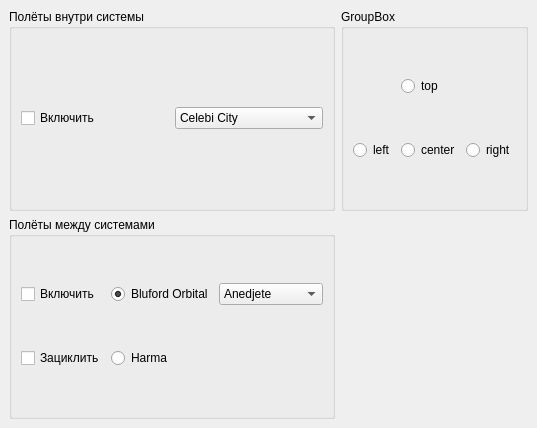
predbannikov/EliteBot, file controlpanel.ui: the form before one commit.
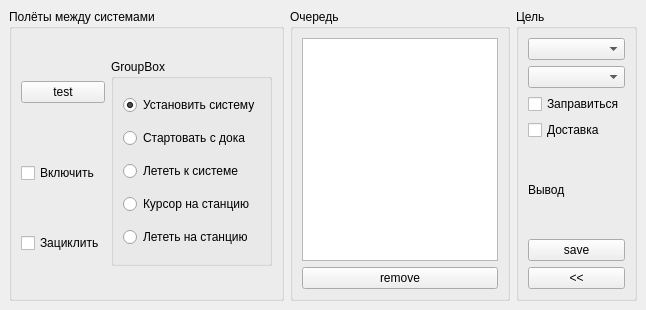
The form after the commit.

```diff
--- a/controlpanel.ui
+++ b/controlpanel.ui
@@ -6,8 +6,8 @@
    <rect>
     <x>0</x>
     <y>0</y>
-    <width>530</width>
-    <height>428</height>
+    <width>646</width>
+    <height>310</height>
    </rect>
   </property>
   <property name="windowTitle">
@@ -15,43 +15,96 @@
   </property>
   <widget class="QWidget" name="centralwidget">
    <layout class="QGridLayout" name="gridLayout_3">
-    <item row="0" column="0">
+    <item row="0" column="1">
+     <widget class="QGroupBox" name="groupBox_3">
+      <property name="title">
+       <string>Очередь</string>
+      </property>
+      <layout class="QVBoxLayout" name="verticalLayout_3">
+       <item>
+        <widget class="QListWidget" name="listWidget"/>
+       </item>
+       <item>
+        <widget class="QPushButton" name="pushButton_3">
+         <property name="text">
+          <string>remove</string>
+         </property>
+        </widget>
+       </item>
+      </layout>
+     </widget>
+    </item>
+    <item row="0" column="2">
      <widget class="QGroupBox" name="groupBox_2">
       <property name="title">
-       <string>Полёты внутри системы</string>
+       <string>Цель</string>
       </property>
-      <layout class="QGridLayout" name="gridLayout">
-       <item row="0" column="0">
+      <layout class="QVBoxLayout" name="verticalLayout_2">
+       <item>
+        <widget class="QComboBox" name="comboBox_2"/>
+       </item>
+       <item>
+        <widget class="QComboBox" name="comboBox"/>
+       </item>
+       <item>
         <widget class="QCheckBox" name="checkBox">
          <property name="text">
-          <string>Включить</string>
+          <string>Заправиться</string>
          </property>
         </widget>
        </item>
-       <item row="0" column="1">
-        <widget class="QComboBox" name="comboBox">
-         <item>
-          <property name="text">
-           <string>Celebi City</string>
-          </property>
-         </item>
-         <item>
-          <property name="text">
-           <string>Gabriel Enterprise</string>
-          </property>
-         </item>
+       <item>
+        <widget class="QCheckBox" name="checkBox_4">
+         <property name="text">
+          <string>Доставка</string>
+         </property>
+        </widget>
+       </item>
+       <item>
+        <widget class="QLabel" name="label">
+         <property name="text">
+          <string>Вывод</string>
+         </property>
+        </widget>
+       </item>
+       <item>
+        <widget class="QPushButton" name="pushButton_4">
+         <property name="text">
+          <string>save</string>
+         </property>
+        </widget>
+       </item>
+       <item>
+        <widget class="QPushButton" name="pushButton_2">
+         <property name="text">
+          <string>&lt;&lt;</string>
+         </property>
         </widget>
        </item>
       </layout>
      </widget>
     </item>
-    <item row="1" column="0">
+    <item row="0" column="0">
      <widget class="QGroupBox" name="groupBox">
       <property name="title">
        <string>Полёты между системами</string>
       </property>
       <layout class="QGridLayout" name="gridLayout_2">
+       <item row="0" column="0">
+        <widget class="QPushButton" name="pushButton">
+         <property name="text">
+          <string>test</string>
+         </property>
+        </widget>
+       </item>
        <item row="1" column="0">
+        <widget class="QCheckBox" name="checkBox_2">
+         <property name="text">
+          <string>Включить</string>
+         </property>
+        </widget>
+       </item>
+       <item row="2" column="0">
         <widget class="QCheckBox" name="checkBox_3">
          <property name="text">
           <string>Зациклить</string>
@@ -61,127 +114,54 @@
          </property>
         </widget>
        </item>
-       <item row="1" column="1">
-        <widget class="QRadioButton" name="radioButton_2">
-         <property name="text">
-          <string>Harma</string>
+       <item row="0" column="1" rowspan="3">
+        <widget class="QGroupBox" name="groupBox_4">
+         <property name="title">
+          <string>GroupBox</string>
          </property>
-        </widget>
-       </item>
-       <item row="0" column="0">
-        <widget class="QCheckBox" name="checkBox_2">
-         <property name="text">
-          <string>Включить</string>
-         </property>
-        </widget>
-       </item>
-       <item row="0" column="1">
-        <widget class="QRadioButton" name="radioButton">
-         <property name="enabled">
-          <bool>true</bool>
-         </property>
-         <property name="text">
-          <string>Bluford Orbital</string>
-         </property>
-         <property name="checked">
-          <bool>true</bool>
-         </property>
-        </widget>
-       </item>
-       <item row="0" column="2">
-        <widget class="QComboBox" name="comboBox_2">
-         <item>
-          <property name="text">
-           <string>Anedjete</string>
-          </property>
-         </item>
-         <item>
-          <property name="text">
-           <string>Tehuevi</string>
-          </property>
-         </item>
-         <item>
-          <property name="text">
-           <string>Fan Cechehe</string>
-          </property>
-         </item>
-         <item>
-          <property name="text">
-           <string>Apteti</string>
-          </property>
-         </item>
-         <item>
-          <property name="text">
-           <string>Kachirigin</string>
-          </property>
-         </item>
-         <item>
-          <property name="text">
-           <string>Pandinus</string>
-          </property>
-         </item>
-         <item>
-          <property name="text">
-           <string>Kakmbutan</string>
-          </property>
-         </item>
-         <item>
-          <property name="text">
-           <string>Mandii</string>
-          </property>
-         </item>
-         <item>
-          <property name="text">
-           <string>Birreti</string>
-          </property>
-         </item>
-         <item>
-          <property name="text">
-           <string>Devata Baru</string>
-          </property>
-         </item>
-         <item>
-          <property name="text">
-           <string>Djabijabus</string>
-          </property>
-         </item>
-        </widget>
-       </item>
-      </layout>
-     </widget>
-    </item>
-    <item row="0" column="1">
-     <widget class="QGroupBox" name="groupBox_3">
-      <property name="title">
-       <string>GroupBox</string>
-      </property>
-      <layout class="QGridLayout" name="gridLayout_4">
-       <item row="1" column="0">
-        <widget class="QRadioButton" name="radioButton_6">
-         <property name="text">
-          <string>left</string>
-         </property>
-        </widget>
-       </item>
-       <item row="0" column="1">
-        <widget class="QRadioButton" name="radioButton_4">
-         <property name="text">
-          <string>top</string>
-         </property>
-        </widget>
-       </item>
-       <item row="1" column="2">
-        <widget class="QRadioButton" name="radioButton_7">
-         <property name="text">
-          <string>right</string>
-         </property>
-        </widget>
-       </item>
-       <item row="1" column="1">
-        <widget class="QRadioButton" name="radioButton_3">
-         <property name="text">
-          <string>center</string>
-         </property>
+         <layout class="QVBoxLayout" name="verticalLayout">
+          <item>
+           <widget class="QRadioButton" name="radioButton_6">
+            <property name="text">
+             <string>Установить систему</string>
+            </property>
+            <property name="checked">
+             <bool>true</bool>
+            </property>
+           </widget>
+          </item>
+          <item>
+           <widget class="QRadioButton" name="radioButton_5">
+            <property name="text">
+             <string>Стартовать с дока</string>
+            </property>
+           </widget>
+          </item>
+          <item>
+           <widget class="QRadioButton" name="radioButton_3">
+            <property name="text">
+             <string>Лететь к системе</string>
+            </property>
+            <property name="checked">
+             <bool>false</bool>
+            </property>
+           </widget>
+          </item>
+          <item>
+           <widget class="QRadioButton" name="radioButton">
+            <property name="text">
+             <string>Курсор на станцию</string>
+            </property>
+           </widget>
+          </item>
+          <item>
+           <widget class="QRadioButton" name="radioButton_4">
+            <property name="text">
+             <string>Лететь на станцию</string>
+            </property>
+           </widget>
+          </item>
+         </layout>
         </widget>
        </item>
       </layout>
```
Left out of the diff: 7 changed lines with no effect on the pictures.
